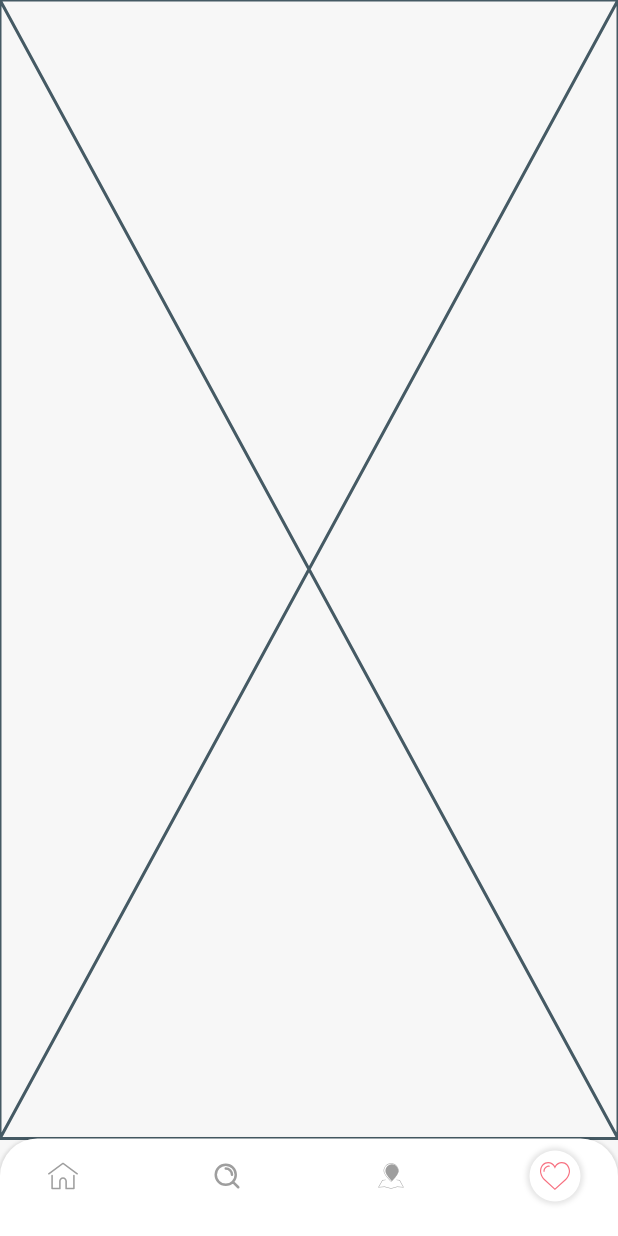
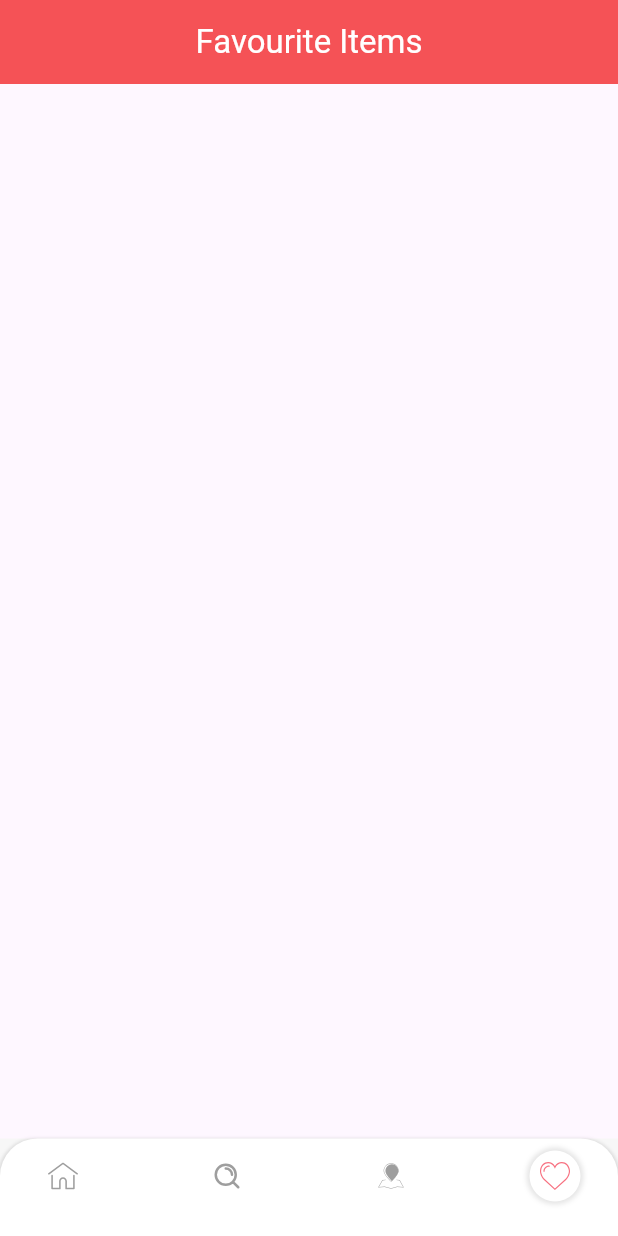
Before and after one commit to majharul-islam181/Orange_Theatre, a Flutter app: the screen it shows after launch, item 4 of the bottom bar chosen, on a phone screen of 412 x 824 dp. Run offline on Flutter 3.47's test engine with Material 3 defaults, Android fonts, the phone set to English and light mode, and no system bars; our stand-ins replace another_flushbar, bloc, cached_network_image, carousel_slider, equatable, flutter_bloc and 6 more; network calls fail.

Commit message:
got some error adding favourite screen part

```diff
--- a/lib/bloc/movie_details_bloc/movie_details_bloc.dart
+++ b/lib/bloc/movie_details_bloc/movie_details_bloc.dart
@@ -1,7 +1,7 @@
 import 'package:equatable/equatable.dart';
 import 'package:flutter_bloc/flutter_bloc.dart';
 import '../../data/response/api_response.dart';
-import '../../models/novie_model/movie_model.dart';
+import '../../models/movie_model/movie_model.dart';
 import '../../repository/movie_details/movie_repository.dart';
 part 'movie_details_state.dart';
 part 'movie_details_event.dart';
--- a/lib/models/models.dart
+++ b/lib/models/models.dart
@@ -1,3 +1,3 @@
 export 'package:orange_theatre/models/upcoming_movies/upcoming_movies_model.dart';
 export 'package:orange_theatre/models/trending_movies/trending_movies_model.dart';
-export 'package:orange_theatre/models/novie_model/movie_model.dart';
+export 'package:orange_theatre/models/movie_model/movie_model.dart';
--- a/lib/repository/movie_details/movie_http_api_repository.dart
+++ b/lib/repository/movie_details/movie_http_api_repository.dart
@@ -1,6 +1,6 @@
 import 'package:orange_theatre/config/app_url.dart';
 import 'package:orange_theatre/data/network/network_services_api.dart';
-import 'package:orange_theatre/models/novie_model/movie_model.dart';
+import 'package:orange_theatre/models/movie_model/movie_model.dart';
 import 'package:orange_theatre/repository/movie_details/movie_repository.dart';
 
 class MovieHttpApiRepository extends MovieRepository {
--- a/lib/repository/movie_details/movie_repository.dart
+++ b/lib/repository/movie_details/movie_repository.dart
@@ -1,5 +1,5 @@
 
-import 'package:orange_theatre/models/novie_model/movie_model.dart';
+import 'package:orange_theatre/models/movie_model/movie_model.dart';
 
 abstract class MovieRepository {
   Future<MovieModel> fetchMovieDetails(int movieId);
--- a/lib/views/Favourite/favourite_screen.dart
+++ b/lib/views/Favourite/favourite_screen.dart
@@ -10,6 +10,23 @@ class FavouriteScreen extends StatefulWidget {
 class _FavouriteScreenState extends State<FavouriteScreen> {
   @override
   Widget build(BuildContext context) {
-    return const Placeholder();
+    return Scaffold(
+      appBar: AppBar(
+        title: const Text(
+          'Favourite Items',
+          style: TextStyle(color: Colors.white),
+        ),
+        centerTitle: true,
+        elevation: 2,
+        backgroundColor: Colors.redAccent,
+      ),
+      body: const SingleChildScrollView(
+        child: SafeArea(
+          child: Column(
+            children: [],
+          ),
+        ),
+      ),
+    );
   }
 }
--- a/lib/views/Movie-Screen/widgets/productionCompanyWidget.dart
+++ b/lib/views/Movie-Screen/widgets/productionCompanyWidget.dart
@@ -1,7 +1,7 @@
 import 'package:flutter/material.dart';
 import 'package:google_fonts/google_fonts.dart';
 import 'package:orange_theatre/config/app_url.dart';
-import 'package:orange_theatre/models/novie_model/movie_model.dart';
+import 'package:orange_theatre/models/movie_model/movie_model.dart';
 
 // class ProductionCompanywidget extends StatelessWidget {
 
--- a/pubspec.yaml
+++ b/pubspec.yaml
@@ -51,6 +51,12 @@ dependencies:
   cached_network_image: ^3.4.1
   liquid_pull_to_refresh: ^3.0.1
   url_launcher: ^6.3.0
+  shared_preferences: ^2.3.2
+  hive: ^2.2.3
+  hive_flutter: ^1.1.0
+  path_provider: ^2.1.4
+  google_maps_flutter: ^2.9.0
+  geolocator: ^13.0.1
 
 dev_dependencies:
   flutter_test:
```
Also changed, not shown: lib/models/favourite/favourite_movie.dart (added, +14 -0 lines), lib/services/favourite_services/favourite_movie_services.dart (added, +23 -0 lines), lib/views/Location/location_screen.dart (+7 -1 lines), lib/views/Movie-Screen/movie_screen.dart (+22 -3 lines), lib/models/movie_model/movie_model.dart (line endings or trailing spaces), lib/models/movie_model/movie_model.freezed.dart (renamed from lib/models/novie_model/movie_model.freezed.dart), lib/models/movie_model/movie_model.g.dart (renamed from lib/models/novie_model/movie_model.g.dart), pubspec.lock, 4 other files.
